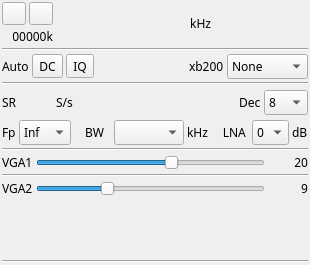
This is plugins/samplesource/bladerfinput/bladerfinputgui.ui in f4exb/sdrangel as Qt 5 draws it before an edit. The edited form follows.
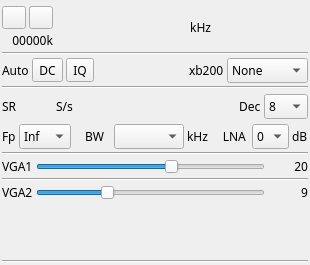
This is the edited form. Icons and pictures are not drawn. Custom widgets are drawn as their Qt base class.

```diff
--- a/plugins/samplesource/bladerfinput/bladerfinputgui.ui
+++ b/plugins/samplesource/bladerfinput/bladerfinputgui.ui
@@ -49,6 +49,9 @@
    </property>
    <item>
     <layout class="QHBoxLayout" name="horizontalLayout_freq">
+     <property name="topMargin">
+      <number>4</number>
+     </property>
      <item>
       <layout class="QVBoxLayout" name="deviceUILayout">
        <item>
@@ -133,7 +136,7 @@
        </property>
        <property name="font">
         <font>
-         <family>Monospace</family>
+         <family>DejaVu Sans Mono</family>
          <pointsize>20</pointsize>
         </font>
        </property>
@@ -328,7 +331,7 @@
        </property>
        <property name="font">
         <font>
-         <family>Monospace</family>
+         <family>DejaVu Sans Mono</family>
          <pointsize>12</pointsize>
         </font>
        </property>
@@ -410,7 +413,7 @@
     </layout>
    </item>
    <item>
-    <layout class="QGridLayout" name="gridLayout_decim" columnstretch="0,0,0,0,0,0,0,0,0,0,0,0,0">
+    <layout class="QGridLayout" name="gridLayout_decim" columnstretch="0,0,0,0,0,0,0,0,0,0,0,0">
      <property name="spacing">
       <number>3</number>
      </property>
```
Left out of the diff: 5 changed lines with no effect on the pictures.
